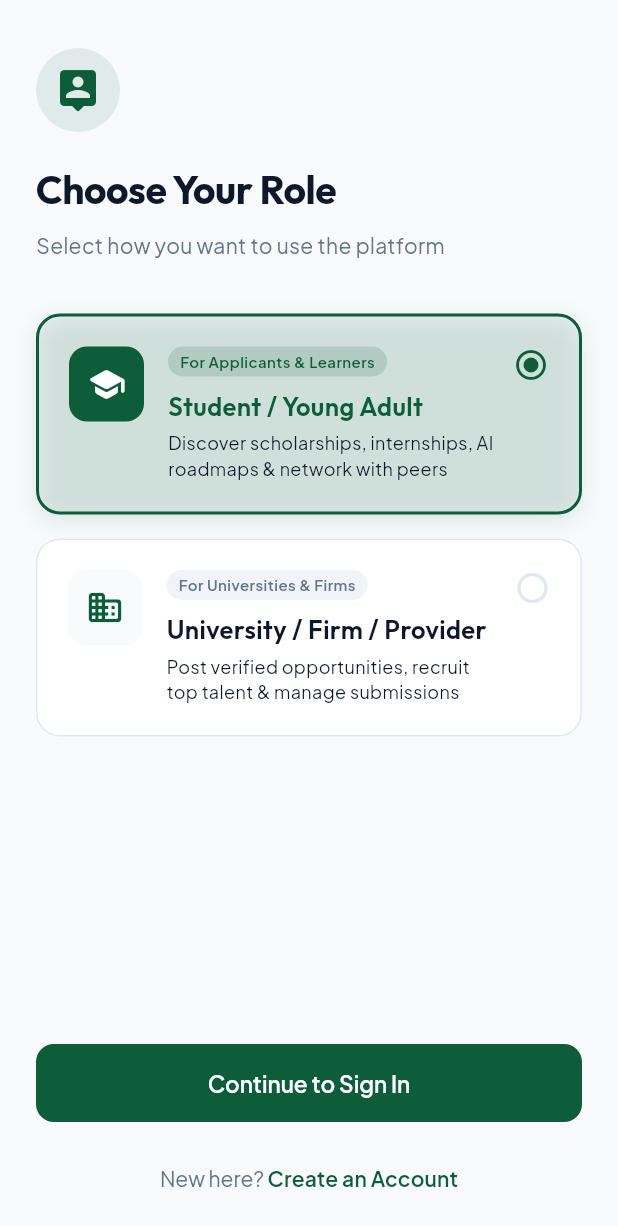
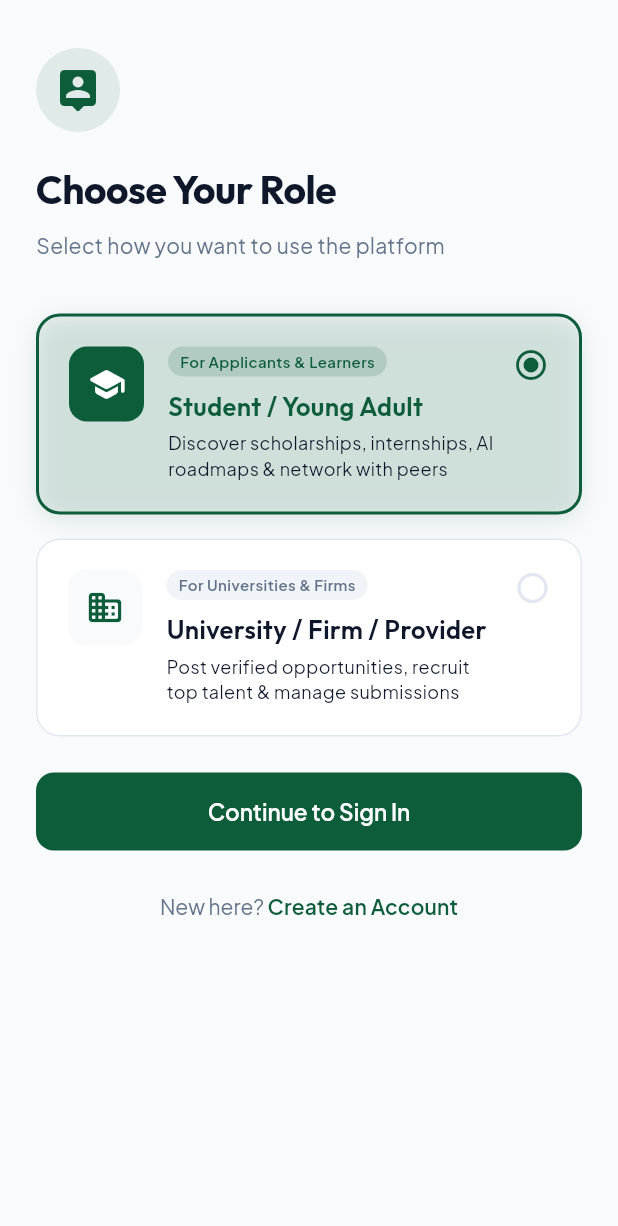
Before and after one commit to AB111122/Skills-Pathway-App, a Flutter app: the screen it shows after launch, after a tap on "Continue", after a tap on "Skip", on a phone screen of 412 x 824 dp. Shown: the top 1226 px of the screen. Run offline on Flutter 3.47's test engine with Material 3 defaults, Android fonts, the phone set to English and light mode, and no system bars; our stand-ins replace cloud_firestore, firebase_auth, firebase_core, flutter_riverpod, go_router, google_fonts and 2 more; accounts and stored records are empty.

Commit message:
Firebase integration and role selection screen implementation.

```diff
--- a/lib/features/authentication/presentation/screens/onboarding_screen.dart
+++ b/lib/features/authentication/presentation/screens/onboarding_screen.dart
@@ -110,9 +110,13 @@ class _OnboardingScreenState extends State<OnboardingScreen> {
                   final item = _items[index];
                   return Padding(
                     padding: const EdgeInsets.symmetric(horizontal: 28.0),
-                    child: Column(
-                      mainAxisAlignment: MainAxisAlignment.center,
-                      children: [
+                    child: Center(
+                      child: FittedBox(
+                        fit: BoxFit.scaleDown,
+                        child: Column(
+                          mainAxisSize: MainAxisSize.min,
+                          mainAxisAlignment: MainAxisAlignment.start,
+                          children: [
                         // Icon Hero Container
                         Container(
                           width: 140,
@@ -177,7 +181,9 @@ class _OnboardingScreenState extends State<OnboardingScreen> {
                                 : AppColors.textSecondaryLight,
                           ),
                         ),
-                      ],
+                          ],
+                        ),
+                      ),
                     ),
                   );
                 },
--- a/lib/features/authentication/presentation/screens/role_selection_screen.dart
+++ b/lib/features/authentication/presentation/screens/role_selection_screen.dart
@@ -26,9 +26,10 @@ class _RoleSelectionScreenState extends State<RoleSelectionScreen> {
       body: SafeArea(
         child: Padding(
           padding: const EdgeInsets.symmetric(horizontal: AppDimensions.p24),
-          child: Column(
-            crossAxisAlignment: CrossAxisAlignment.start,
-            children: [
+          child: SingleChildScrollView(
+            child: Column(
+              crossAxisAlignment: CrossAxisAlignment.start,
+              children: [
               const SizedBox(height: AppDimensions.p32),
 
               // Header
@@ -95,7 +96,7 @@ class _RoleSelectionScreenState extends State<RoleSelectionScreen> {
                 },
               ),
 
-              const Spacer(),
+              const SizedBox(height: 24),
 
               // Continue Button
               SizedBox(
@@ -144,7 +145,8 @@ class _RoleSelectionScreenState extends State<RoleSelectionScreen> {
                 ),
               ),
               const SizedBox(height: 16),
-            ],
+              ],
+            ),
           ),
         ),
       ),
```
